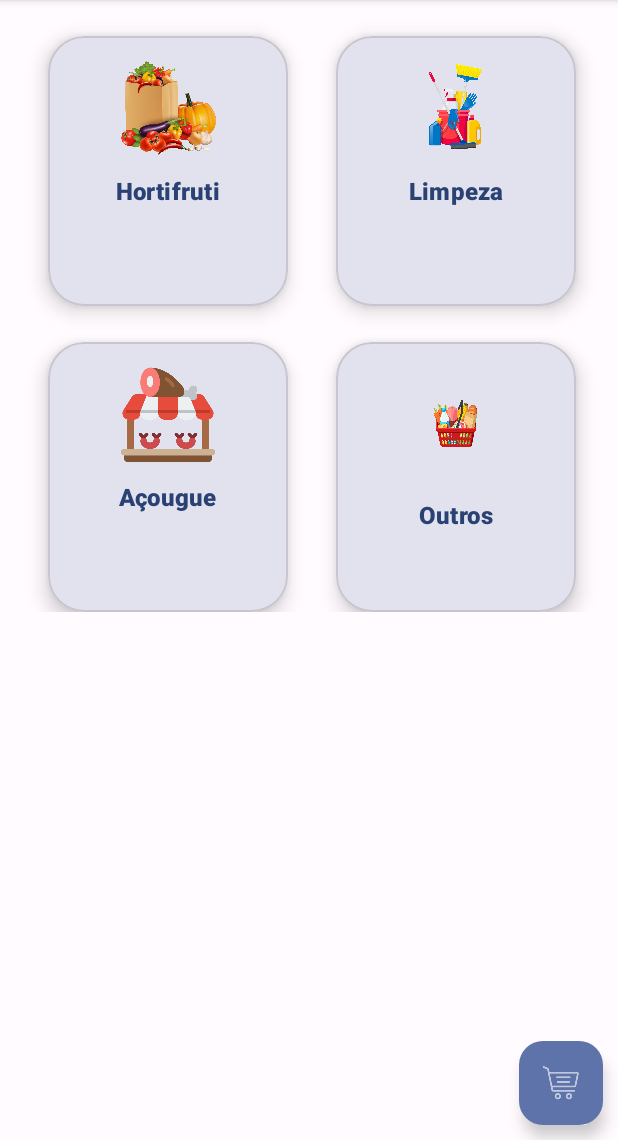
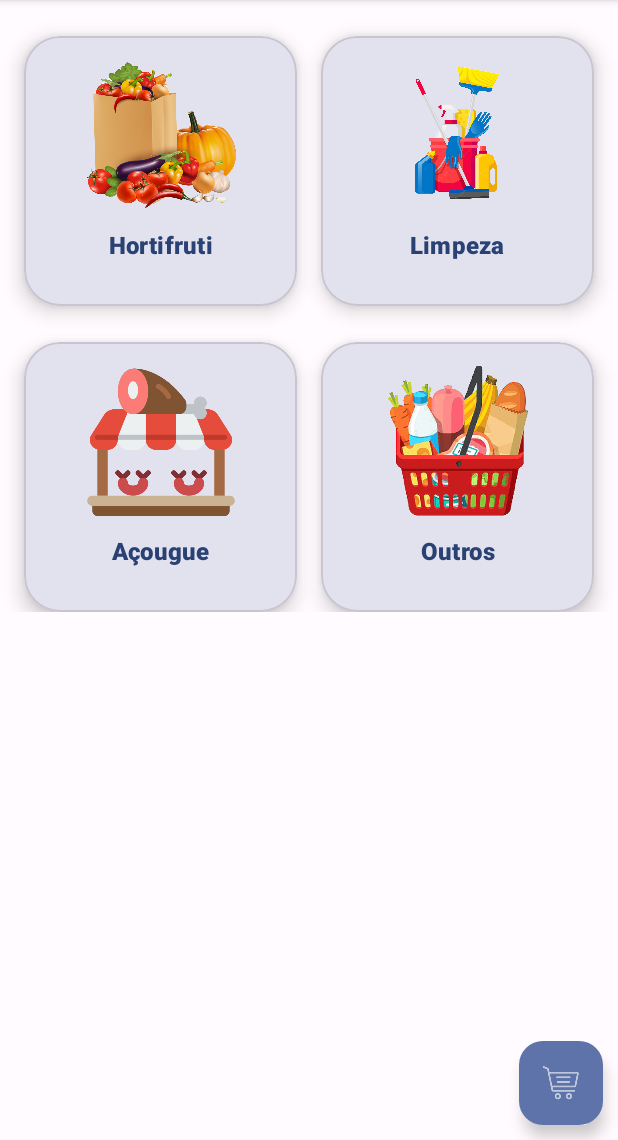
Before and after one commit to lotaviods/supermarket-android-app, an Android app built with Jetpack Compose: the screen it shows after launch (MainActivity), on a phone screen of 412 x 824 dp, the part 96-1236 px from its top. Run offline under Robolectric (Android 15) with nearby library versions, the phone set to English and light mode, and no system bars; our stand-ins replace Room's generated code, navigation-ui; 3 statements that could not run were skipped.

Commit message:
fix: Some UI/UX tweeks for larger screens in MainActivity

```diff
--- a/app/src/main/res/layout/fragment_main.xml
+++ b/app/src/main/res/layout/fragment_main.xml
@@ -13,14 +13,17 @@
         <!-- Hortifruti Card -->
         <com.google.android.material.card.MaterialCardView
             android:id="@+id/legumesMaterialCardView"
-            android:layout_width="160dp"
+            android:layout_width="0dp"
             android:layout_height="wrap_content"
-            android:layout_marginStart="32dp"
+            android:layout_marginStart="16dp"
             android:layout_marginTop="24dp"
+            android:layout_marginEnd="8dp"
             android:minHeight="180dp"
             app:cardCornerRadius="24dp"
             app:cardElevation="8dp"
+            app:layout_constraintHorizontal_weight="1"
             app:layout_constraintStart_toStartOf="parent"
+            app:layout_constraintEnd_toStartOf="@+id/limpezaMaterialCardView"
             app:layout_constraintTop_toTopOf="parent">
 
             <androidx.constraintlayout.widget.ConstraintLayout
@@ -30,8 +33,8 @@
 
                 <ImageView
                     android:id="@+id/legumesImageView"
-                    android:layout_width="64dp"
-                    android:layout_height="64dp"
+                    android:layout_width="100dp"
+                    android:layout_height="100dp"
                     android:contentDescription="@string/category_hortifruti"
                     android:src="@drawable/ic_legumes"
                     app:layout_constraintTop_toTopOf="parent"
@@ -57,14 +60,17 @@
         <!-- Limpeza Card -->
         <com.google.android.material.card.MaterialCardView
             android:id="@+id/limpezaMaterialCardView"
-            android:layout_width="160dp"
+            android:layout_width="0dp"
             android:layout_height="wrap_content"
-            android:layout_marginStart="32dp"
+            android:layout_marginStart="8dp"
             android:layout_marginTop="24dp"
+            android:layout_marginEnd="16dp"
             android:minHeight="180dp"
             app:cardCornerRadius="24dp"
             app:cardElevation="8dp"
+            app:layout_constraintHorizontal_weight="1"
             app:layout_constraintStart_toEndOf="@+id/legumesMaterialCardView"
+            app:layout_constraintEnd_toEndOf="parent"
             app:layout_constraintTop_toTopOf="parent">
 
             <androidx.constraintlayout.widget.ConstraintLayout
@@ -74,8 +80,8 @@
 
                 <ImageView
                     android:id="@+id/limpezaImageView"
-                    android:layout_width="64dp"
-                    android:layout_height="64dp"
+                    android:layout_width="100dp"
+                    android:layout_height="100dp"
                     android:contentDescription="@string/category_limpeza"
                     android:src="@drawable/ic_limpeza"
                     app:layout_constraintTop_toTopOf="parent"
@@ -98,17 +104,28 @@
             </androidx.constraintlayout.widget.ConstraintLayout>
         </com.google.android.material.card.MaterialCardView>
 
+        <androidx.constraintlayout.widget.Barrier
+            android:id="@+id/barrierRow1"
+            android:layout_width="wrap_content"
+            android:layout_height="wrap_content"
+            app:barrierDirection="bottom"
+            app:constraint_referenced_ids="legumesMaterialCardView,limpezaMaterialCardView" />
+
         <!-- Açougue Card -->
         <com.google.android.material.card.MaterialCardView
             android:id="@+id/acougueMaterialCardView"
-            android:layout_width="160dp"
+            android:layout_width="0dp"
             android:layout_height="wrap_content"
+            android:layout_marginStart="16dp"
             android:layout_marginTop="24dp"
+            android:layout_marginEnd="8dp"
             android:minHeight="180dp"
             app:cardCornerRadius="24dp"
             app:cardElevation="8dp"
-            app:layout_constraintEnd_toEndOf="@+id/legumesMaterialCardView"
-            app:layout_constraintTop_toBottomOf="@+id/legumesMaterialCardView">
+            app:layout_constraintHorizontal_weight="1"
+            app:layout_constraintStart_toStartOf="parent"
+            app:layout_constraintEnd_toStartOf="@+id/outrasComprasMaterialCardView"
+            app:layout_constraintTop_toBottomOf="@+id/barrierRow1">
 
             <androidx.constraintlayout.widget.ConstraintLayout
                 android:layout_width="match_parent"
@@ -117,8 +134,8 @@
 
                 <ImageView
                     android:id="@+id/acougueImageView"
-                    android:layout_width="64dp"
-                    android:layout_height="64dp"
+                    android:layout_width="100dp"
+                    android:layout_height="100dp"
                     android:contentDescription="@string/category_acougue"
                     android:src="@drawable/ic_acougue"
                     app:layout_constraintTop_toTopOf="parent"
@@ -144,15 +161,18 @@
         <!-- Outras Compras Card -->
         <com.google.android.material.card.MaterialCardView
             android:id="@+id/outrasComprasMaterialCardView"
-            android:layout_width="160dp"
+            android:layout_width="0dp"
             android:layout_height="wrap_content"
-            android:layout_marginStart="32dp"
+            android:layout_marginStart="8dp"
             android:layout_marginTop="24dp"
+            android:layout_marginEnd="16dp"
             android:minHeight="180dp"
             app:cardCornerRadius="24dp"
             app:cardElevation="8dp"
+            app:layout_constraintHorizontal_weight="1"
             app:layout_constraintStart_toEndOf="@+id/acougueMaterialCardView"
-            app:layout_constraintTop_toBottomOf="@+id/limpezaMaterialCardView">
+            app:layout_constraintEnd_toEndOf="parent"
+            app:layout_constraintTop_toBottomOf="@+id/barrierRow1">
 
             <androidx.constraintlayout.widget.ConstraintLayout
                 android:layout_width="match_parent"
@@ -161,8 +181,8 @@
 
                 <ImageView
                     android:id="@+id/outrasComprasImageView"
-                    android:layout_width="76dp"
-                    android:layout_height="76dp"
+                    android:layout_width="100dp"
+                    android:layout_height="100dp"
                     android:contentDescription="@string/category_outros"
                     android:src="@drawable/ic_compras"
                     app:layout_constraintTop_toTopOf="parent"
@@ -185,6 +205,13 @@
             </androidx.constraintlayout.widget.ConstraintLayout>
         </com.google.android.material.card.MaterialCardView>
 
+        <androidx.constraintlayout.widget.Barrier
+            android:id="@+id/cardsBarrier"
+            android:layout_width="wrap_content"
+            android:layout_height="wrap_content"
+            app:barrierDirection="bottom"
+            app:constraint_referenced_ids="acougueMaterialCardView,outrasComprasMaterialCardView" />
+
         <!-- Add Widget Button -->
         <com.google.android.material.button.MaterialButton
             android:id="@+id/addWidgetButton"
@@ -199,7 +226,7 @@
             app:iconTint="@color/white"
             app:layout_constraintEnd_toEndOf="parent"
             app:layout_constraintStart_toStartOf="parent"
-            app:layout_constraintTop_toBottomOf="@+id/acougueMaterialCardView"
+            app:layout_constraintTop_toBottomOf="@+id/cardsBarrier"
             app:layout_constraintBottom_toBottomOf="parent" />
 
     </androidx.constraintlayout.widget.ConstraintLayout>
```
Also changed, not shown: app/src/main/res/drawable-hdpi/ic_compras.png.
